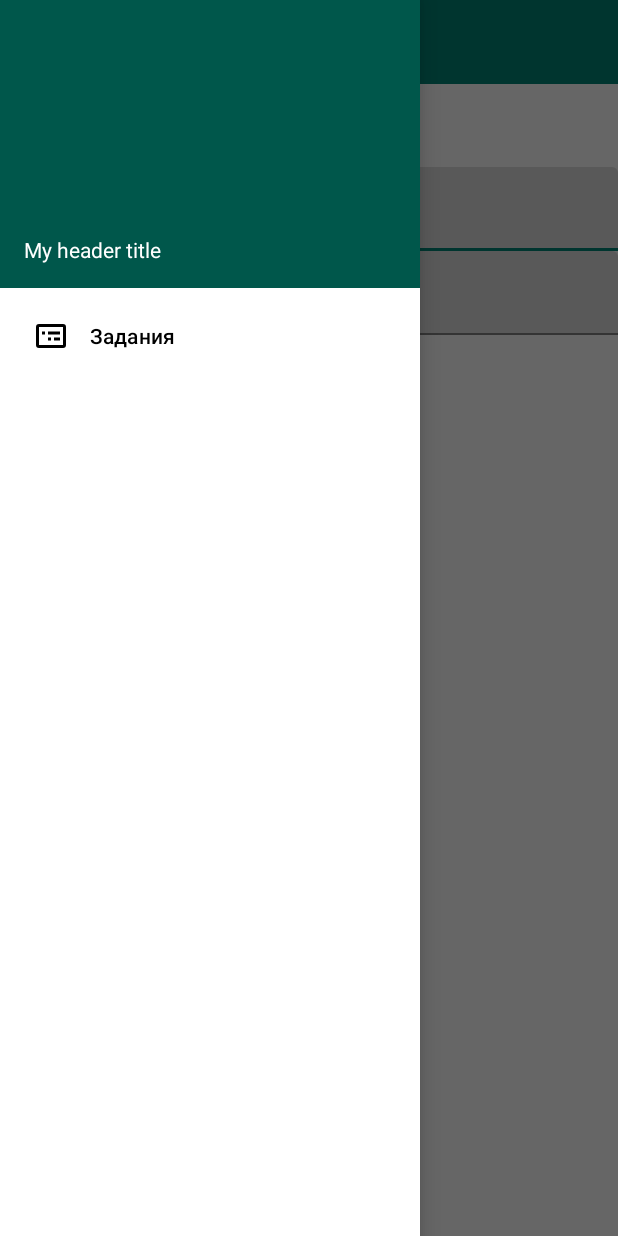
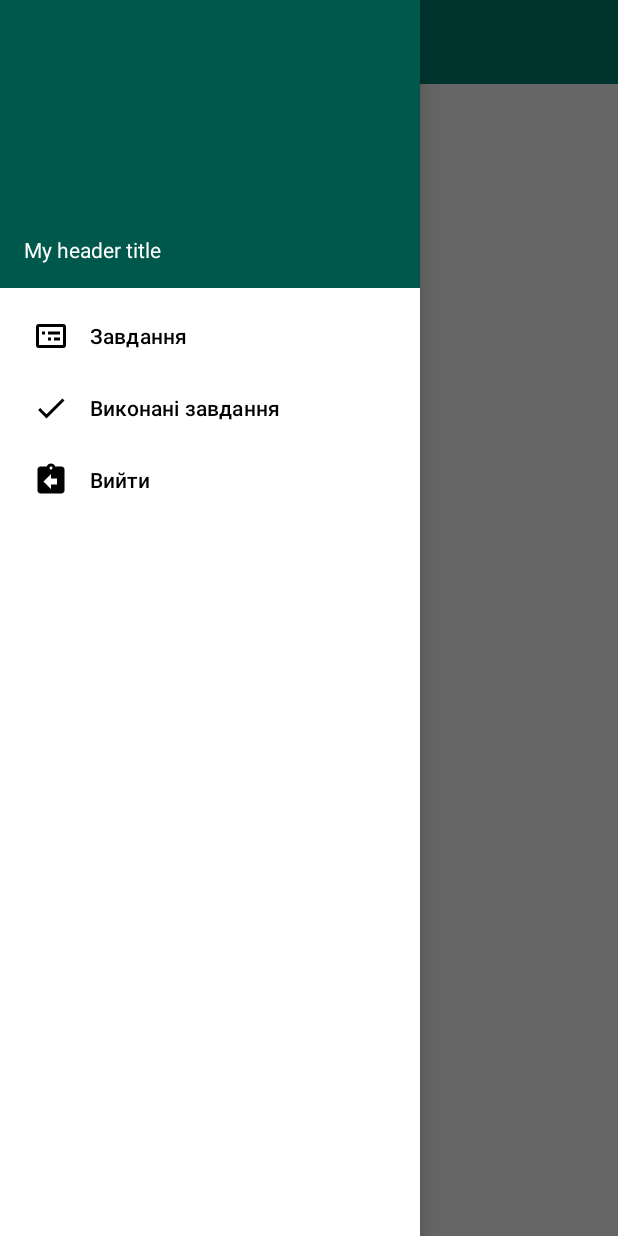
Before and after one commit to Vasiakozak1/VKT, an Android app: the screen it shows after launch (MainActivity), with the side drawer open, on a phone screen of 412 x 824 dp. Run offline under Robolectric (Android 15) with nearby library versions, the phone set to English and light mode, and no system bars.

```diff
--- a/app/src/main/java/com/example/admin/vktargetapp/LoginFragment.java
+++ b/app/src/main/java/com/example/admin/vktargetapp/LoginFragment.java
@@ -3,6 +3,7 @@ package com.example.admin.vktargetapp;
 import android.os.Bundle;
 import android.support.annotation.NonNull;
 import android.support.annotation.Nullable;
+import android.support.design.widget.NavigationView;
 import android.support.design.widget.TextInputEditText;
 import android.support.v4.app.Fragment;
 import android.view.LayoutInflater;
--- a/app/src/main/java/com/example/admin/vktargetapp/MainActivity.java
+++ b/app/src/main/java/com/example/admin/vktargetapp/MainActivity.java
@@ -60,12 +60,7 @@ public class MainActivity extends AppCompatActivity implements NavigationHost {
             }
         });
         try{
-            if(UserData.APIKey == null) {
-                Login();
-            }
-            else {
-                //Menu
-            }
+            ManageLogin();
         }
         catch (IOException e){
             Toast.makeText(getApplicationContext(), e.getMessage(), Toast.LENGTH_SHORT);
@@ -77,6 +72,10 @@ public class MainActivity extends AppCompatActivity implements NavigationHost {
 
     private void Login() throws IOException {
         NavigateTo(new LoginFragment(), false);
+    }
+
+    private void ShowTasks() {
+        NavigateTo(new TasksFragment(), false);
     }
 
     @Override
@@ -107,5 +106,16 @@ public class MainActivity extends AppCompatActivity implements NavigationHost {
                 .RetrieveTasks();
     }
 
-
+    public void ManageLogin() throws IOException {
+        if(Session.NeedsLogin == NeedsLogin.CheckIsNeeded) {
+            VkTargetWebCrawler.getInstance()
+                    .CheckIsLoginNeeded();
+        }
+        else if(Session.NeedsLogin == NeedsLogin.No) {
+            ShowTasks();
+        }
+        else {
+            Login();
+        }
+    }
 }
--- /dev/null
+++ b/app/src/main/java/com/example/admin/vktargetapp/NeedsLogin.java
@@ -0,0 +1,7 @@
+package com.example.admin.vktargetapp;
+
+public enum NeedsLogin {
+    Yes,
+    No,
+    CheckIsNeeded
+}
--- /dev/null
+++ b/app/src/main/java/com/example/admin/vktargetapp/Session.java
@@ -0,0 +1,24 @@
+package com.example.admin.vktargetapp;
+
+import android.content.Context;
+import android.content.SharedPreferences;
+import android.preference.PreferenceManager;
+
+public class Session {
+    private SharedPreferences sharedPreferences;
+    public static NeedsLogin NeedsLogin = com.example.admin.vktargetapp.NeedsLogin.CheckIsNeeded;
+    public Session(Context context) {
+        sharedPreferences = PreferenceManager.getDefaultSharedPreferences(context);
+    }
+
+    public void setEmailAndPassword(String email, String password) {
+        sharedPreferences.edit().putString("email", email).commit();
+        sharedPreferences.edit().putString("password", password).commit();
+    }
+    public String getCurrentEmail() {
+        return sharedPreferences.getString("email", "");
+    }
+    public String getCurrentPassword() {
+        return sharedPreferences.getString("password", "");
+    }
+}
--- a/app/src/main/java/com/example/admin/vktargetapp/UserData.java
+++ b/app/src/main/java/com/example/admin/vktargetapp/UserData.java
@@ -2,5 +2,4 @@ package com.example.admin.vktargetapp;
 
 public class UserData {
     public static String APIKey = null;
-    public static String Email = null;
 }
--- a/app/src/main/java/com/example/admin/vktargetapp/VkTargetWebCrawler.java
+++ b/app/src/main/java/com/example/admin/vktargetapp/VkTargetWebCrawler.java
@@ -38,6 +38,24 @@ public class VkTargetWebCrawler {
             instance = new VkTargetWebCrawler();
         }
         return instance;
+    }
+
+    public void CheckIsLoginNeeded(){
+        webView.post(new Runnable() {
+            @Override
+            public void run() {
+                webView.setWebViewClient(new WebViewClient(){
+                    @Override
+                    public void onPageFinished(WebView view, String url) {
+                        super.onPageFinished(view, url);
+                        webView.loadUrl(
+                                "javascript:HtmlViewer.setLoginNeeded" +
+                                        "(document.getElementsByClassName('vkt-panel__user-email').length);");
+                    }
+                });
+                webView.loadUrl(Constants.VkTargetUrl);
+            }
+        });
     }
 
     public void RetrieveApiKey(final String email, final String password) {
--- /dev/null
+++ b/app/src/main/res/drawable/ic_assignment_return_black_24dp.xml
@@ -0,0 +1,9 @@
+<vector xmlns:android="http://schemas.android.com/apk/res/android"
+        android:width="24dp"
+        android:height="24dp"
+        android:viewportWidth="24.0"
+        android:viewportHeight="24.0">
+    <path
+        android:fillColor="#FF000000"
+        android:pathData="M19,3h-4.18C14.4,1.84 13.3,1 12,1c-1.3,0 -2.4,0.84 -2.82,2L5,3c-1.1,0 -2,0.9 -2,2v14c0,1.1 0.9,2 2,2h14c1.1,0 2,-0.9 2,-2L21,5c0,-1.1 -0.9,-2 -2,-2zM12,3c0.55,0 1,0.45 1,1s-0.45,1 -1,1 -1,-0.45 -1,-1 0.45,-1 1,-1zM16,15h-4v3l-5,-5 5,-5v3h4v4z"/>
+</vector>
--- /dev/null
+++ b/app/src/main/res/drawable/ic_check_black_24dp.xml
@@ -0,0 +1,9 @@
+<vector xmlns:android="http://schemas.android.com/apk/res/android"
+        android:width="24dp"
+        android:height="24dp"
+        android:viewportWidth="24.0"
+        android:viewportHeight="24.0">
+    <path
+        android:fillColor="#FF000000"
+        android:pathData="M9,16.17L4.83,12l-1.42,1.41L9,19 21,7l-1.41,-1.41z"/>
+</vector>
--- a/app/src/main/res/layout/task_item.xml
+++ b/app/src/main/res/layout/task_item.xml
@@ -32,7 +32,8 @@
             android:layout_width="wrap_content"
             android:layout_height="wrap_content"
             android:layout_marginLeft="10dp"
-            android:layout_toEndOf="@id/taskDescription"
+            android:layout_marginTop="10dp"
+            android:layout_below="@id/taskDescription"
             android:id="@+id/siteLink"
             android:text="linkWEWEWE"/>
         <android.support.design.chip.Chip
--- a/app/src/main/res/menu/main_menu.xml
+++ b/app/src/main/res/menu/main_menu.xml
@@ -4,7 +4,20 @@
         <item
             android:id="@+id/tasksBtn"
             android:icon="@drawable/card_bulleted_outline"
-            android:title="Задания">
+            android:title="Завдання">
+        </item>
+        <item
+            android:id="@+id/doneTasks"
+            android:icon="@drawable/ic_check_black_24dp"
+            android:title="Виконані завдання">
+        </item>
+    </group>
+    <group>
+        <item
+            android:id="@+id/logoutBtn"
+            android:icon="@drawable/ic_assignment_return_black_24dp"
+            android:title="Вийти">
+
         </item>
     </group>
 </menu>
--- a/app/src/main/res/values/strings.xml
+++ b/app/src/main/res/values/strings.xml
@@ -3,4 +3,5 @@
 
     <!-- TODO: Remove or change this placeholder text -->
     <string name="hello_blank_fragment">Hello blank fragment</string>
+    <string name="no_tasks">Поки що немає жодного завдання</string>
 </resources>
```
Also changed, not shown: app/src/main/java/com/example/admin/vktargetapp/TasksFragment.java (+18 -4 lines), app/src/main/java/com/example/admin/vktargetapp/VkTargetJSInterface.java (+37 -4 lines), app/src/main/res/layout/fragment_tasks.xml (+11 -4 lines).
